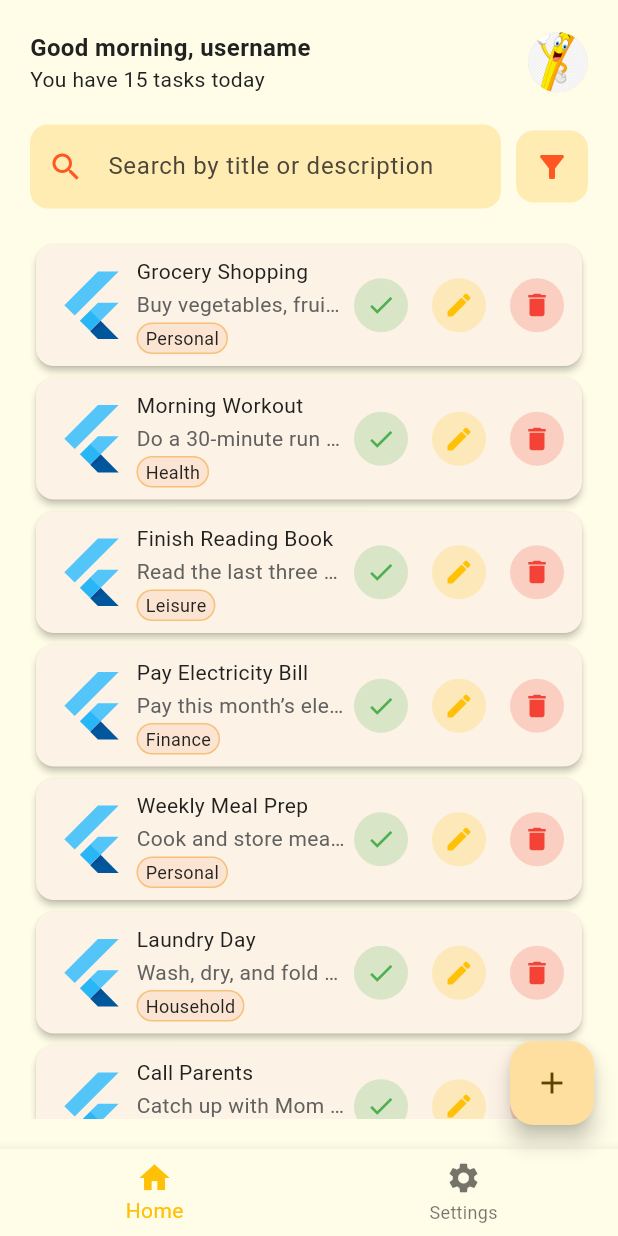
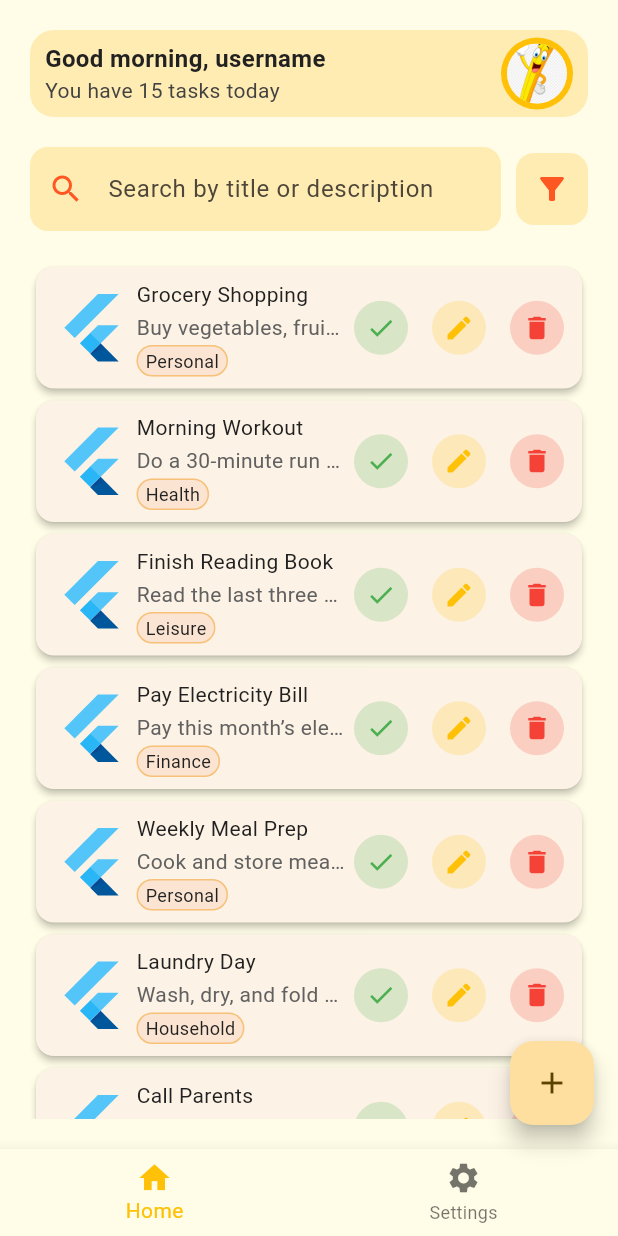
Before and after one commit to Grld-Andy/Todo_Marker, a Flutter app: the MainScreen screen opened by its route, on a phone screen of 412 x 824 dp. Run offline on Flutter 3.47's test engine with Material 3 defaults, Android fonts, the phone set to English and light mode, and no system bars.

Commit message:
redesign profile section

```diff
--- a/lib/features/home/presentation/widgets/profile_section.dart
+++ b/lib/features/home/presentation/widgets/profile_section.dart
@@ -14,21 +14,37 @@ class ProfileSection extends StatelessWidget {
 
   @override
   Widget build(BuildContext context) {
-    return Row(
+    return Container(
+      decoration: BoxDecoration(
+        color: Colors.amber[100], // soft background
+        borderRadius: BorderRadius.circular(16),
+      ),
+      padding: const EdgeInsets.symmetric(vertical: 5, horizontal: 10),
+      child: Row(
         mainAxisAlignment: MainAxisAlignment.spaceBetween,
         children: [
           Column(
             crossAxisAlignment: CrossAxisAlignment.start,
             children: [
               H1Text(text: "$_greetings, username"),
-            Text("You have ${tasks.length} tasks today")
+              Text(
+                "You have ${tasks.length} tasks today",
+                style: TextStyle(
+                  color: Colors.grey[800]
+                ),
+              )
             ],
           ),
           CircleAvatar(
+            radius: 24,
+            backgroundColor: Colors.amber[500],
+            child: CircleAvatar(
               radius: 20,
               backgroundImage: AssetImage('assets/images/TIP.png'),
+            ),
           )
         ],
+      ),
     );
   }
 }
```
Lines whose indentation alone changed are shown as unchanged.
